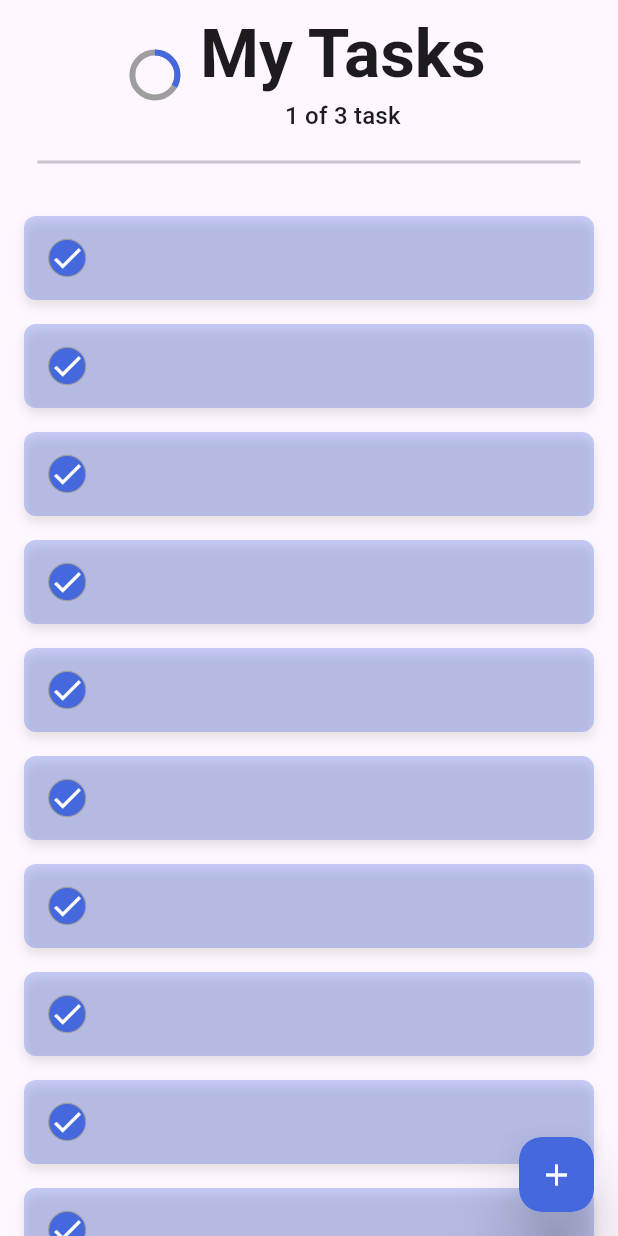
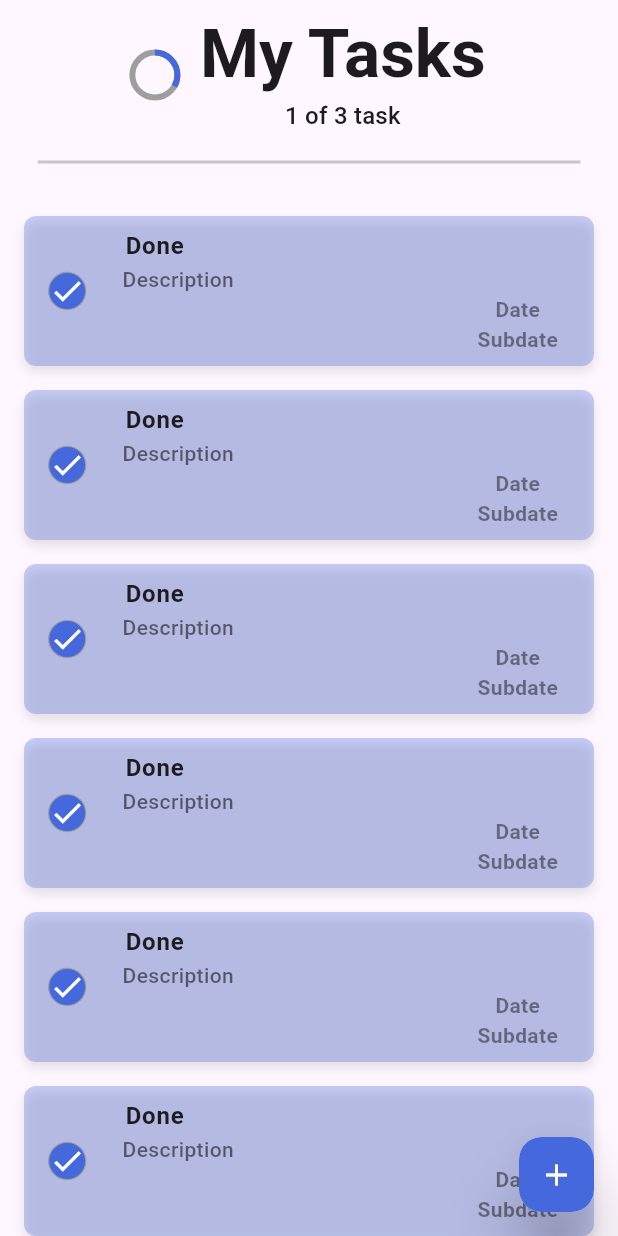
Before and after one commit to CodeByAshraf/todo_app, a Flutter app: the screen it shows after launch, on a phone screen of 412 x 824 dp. Run offline on Flutter 3.47's test engine with Material 3 defaults, Android fonts, the phone set to English and light mode, and no system bars.

Commit message:
custome listview

```diff
--- /dev/null
+++ b/lib/widget/custome_listview.dart
@@ -0,0 +1,96 @@
+import 'package:flutter/material.dart';
+import 'package:todo_app/utils/colors.dart';
+
+Expanded customeListview() {
+    return Expanded(
+              child: ListView.builder(
+                itemCount: 20,
+                scrollDirection: Axis.vertical,
+                itemBuilder: (context, index) {
+                  return GestureDetector(
+                    onTap: () {
+
+                    },
+                    child: AnimatedContainer(
+                      margin: const EdgeInsets.symmetric(
+                        horizontal: 16,
+                        vertical: 8,
+                      ),
+                      duration: const Duration(milliseconds: 600),
+                      decoration: BoxDecoration(
+                          color: MyColors.primaryColor.withOpacity(0.3),
+                          borderRadius: BorderRadius.circular(8),
+                          boxShadow: [
+                            BoxShadow(
+                              blurRadius: 5,
+                              color: Colors.black.withOpacity(.1),
+                              offset: const Offset(0, 4),
+                            )
+                          ]),
+                      child: ListTile(
+                        leading: GestureDetector(
+                          onTap: () {},
+                          child: AnimatedContainer(
+                            duration: const Duration(milliseconds: 600),
+                            decoration: BoxDecoration(
+                              color: MyColors.primaryColor,
+                              shape: BoxShape.circle,
+                              border: Border.all(color: Colors.grey, width: .8),
+                            ),
+                            child: const Icon(
+                              Icons.check,
+                              color: Colors.white,
+                            ),
+                          ),
+                        ),
+                        //!Task Title
+                        title: const Padding(
+                          padding: EdgeInsets.only(left: 10),
+                          child: Text(
+                            "Done",
+                            style: TextStyle(
+                              fontWeight: FontWeight.bold,
+                            ),
+                          ),
+                        ),
+                        subtitle: const Padding(
+                          padding: EdgeInsets.only(left: 8.0),
+                          child: Column(
+                            crossAxisAlignment: CrossAxisAlignment.start,
+                            children: [
+                              Text(
+                                "Description",
+                                style: TextStyle(
+                                    fontWeight: FontWeight.w500,
+                                    color: Colors.black54),
+                              ),
+                              Align(alignment: Alignment.centerRight,
+                                child: Column(
+                                  children: [
+                                    Text(
+                                      "Date",
+                                      style: TextStyle(
+                                        color: Colors.black45,
+                                        fontWeight: FontWeight.w600,
+                                      ),
+                                    ),
+                                    Text(
+                                      "Subdate",
+                                      style: TextStyle(
+                                        color: Colors.black45,
+                                        fontWeight: FontWeight.w600,
+                                      ),
+                                    ),
+                                  ],
+                                ),
+                              )
+                            ],
+                          ),
+                        ),
+                      ),
+                    ),
+                  );
+                },
+              ),
+            );
+  }
--- a/lib/widget/home.dart
+++ b/lib/widget/home.dart
@@ -3,6 +3,7 @@ import 'package:todo_app/extensions/space.dart';
 import 'package:todo_app/utils/colors.dart';
 import 'package:todo_app/utils/strings.dart';
 import 'package:todo_app/widget/custome_fab.dart';
+import 'package:todo_app/widget/custome_listview.dart';
 
 class HomeView extends StatefulWidget {
   const HomeView({super.key});
@@ -41,6 +42,7 @@ class _HomeViewState extends State<HomeView> {
                       ),
                     ),
                     15.w,
+                    //!MainTitle
                     Column(
                       mainAxisAlignment: MainAxisAlignment.center,
                       children: [
@@ -50,6 +52,7 @@ class _HomeViewState extends State<HomeView> {
                               ?.copyWith(fontWeight: FontWeight.bold),
                         ),
                         3.h,
+                        //!Num Of Tasks
                         Text(
                           "1 of 3 task",
                           style: textTheme.titleMedium,
@@ -69,47 +72,7 @@ class _HomeViewState extends State<HomeView> {
               ),
               20.h,
               //!ListView Of Tasks
-              Expanded(
-                child: ListView.builder(
-                  itemCount: 20,
-                  scrollDirection: Axis.vertical,
-                  itemBuilder: (context, index) {
-                    return AnimatedContainer(
-                      margin: const EdgeInsets.symmetric(
-                        horizontal: 16,
-                        vertical: 8,
-                      ),
-                      duration: const Duration(milliseconds: 600),
-                      decoration: BoxDecoration(
-                          color: MyColors.primaryColor.withOpacity(0.3),
-                          borderRadius: BorderRadius.circular(8),
-                          boxShadow: [
-                            BoxShadow(
-                              blurRadius: 5,
-                              color: Colors.black.withOpacity(.1),
-                              offset: const Offset(0, 4),
-                            )
-                          ]),
-                      child: ListTile(
-                        leading: GestureDetector(
-                          onTap: () {
-
-                          },
-                          child: AnimatedContainer(
-                            duration: const Duration(milliseconds: 600),
-                            decoration: BoxDecoration(
-                              color:MyColors.primaryColor,
-                              shape: BoxShape.circle,
-                              border:Border.all(color: Colors.grey,width: .8),
-                            ),
-                            child: const Icon(Icons.check,color: Colors.white,),
-                          ),
-                        ),
-                      ),
-                    );
-                  },
-                ),
-              )
+              customeListview(),
             ],
           ),
         ),
```
